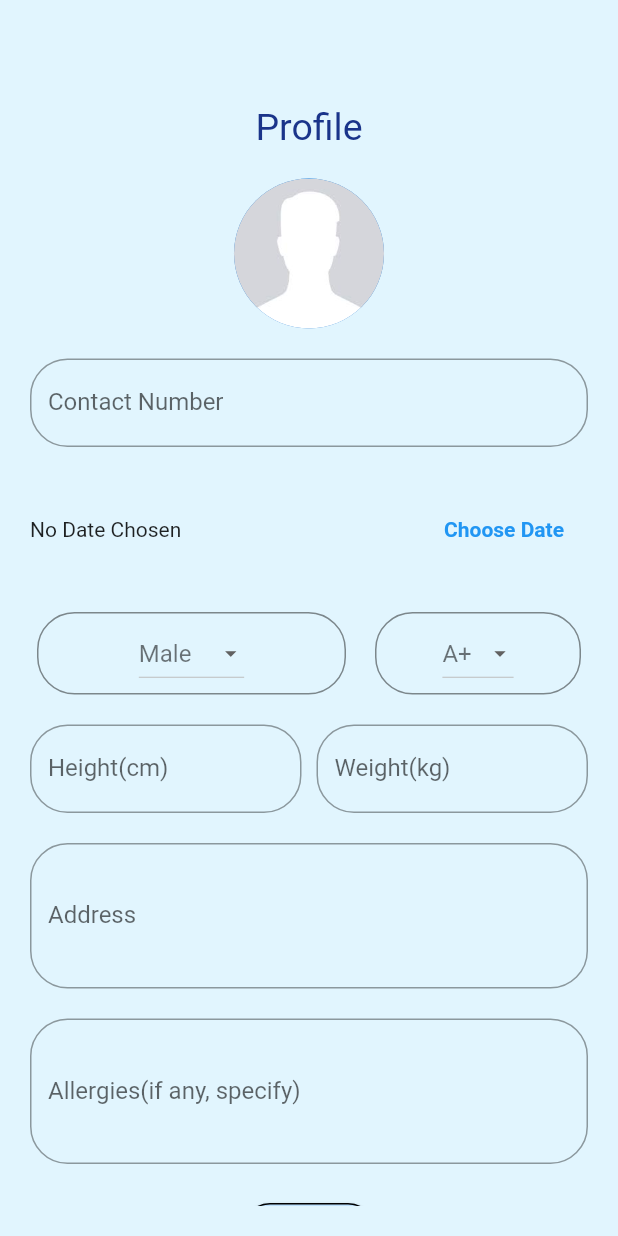
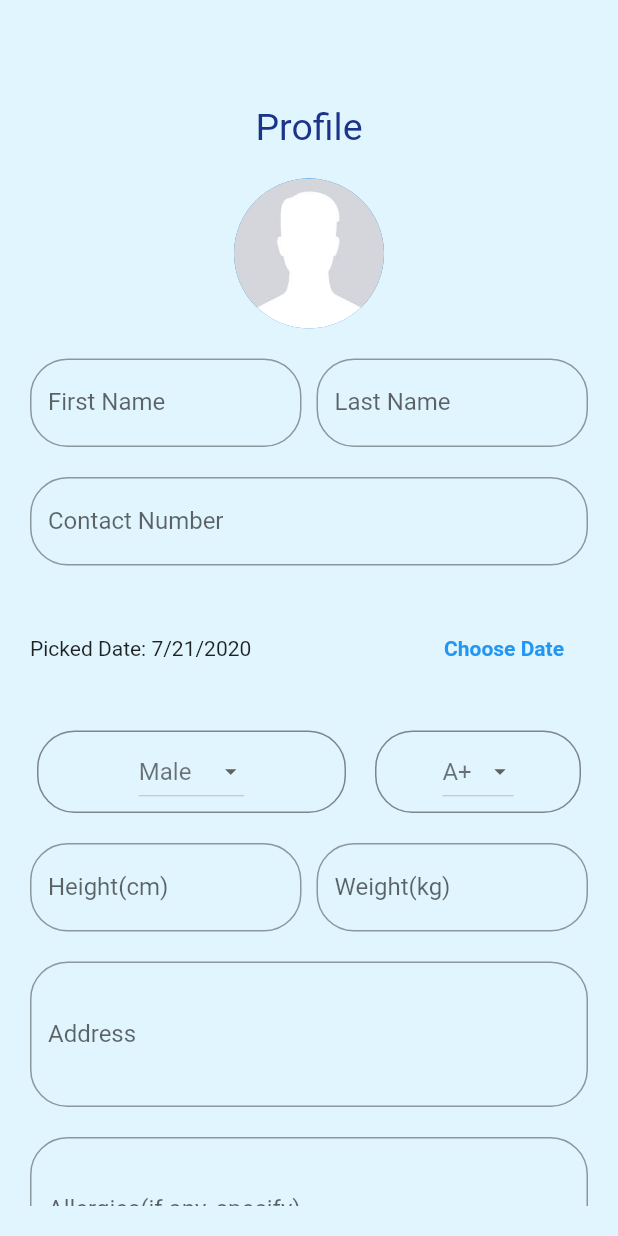
Before and after one commit to rahulsunil2/MediLocker, a Flutter app: the ProfilePage screen opened directly, after a tap on the "edit" icon, on a phone screen of 412 x 824 dp. Run offline on Flutter 3.47's test engine with Material 2 defaults, Android fonts, the light colour scheme and no system bars; our stand-ins replace bloc, charts_flutter, equatable, flutter_bloc, image_picker, rflutter_alert and 1 more; missing offline and left inert: flutter_uploader; accounts and stored records are empty; network calls fail; Roboto replaces fonts that are missing (Poppins); project files that could hold a hidden picture were left out.

Commit message:
Added First Name, Last Name

```diff
--- a/lib/Profile/profileui.dart
+++ b/lib/Profile/profileui.dart
@@ -142,7 +142,9 @@ class _ProfilePageState extends State<ProfilePage> {
                                         mainAxisSize: MainAxisSize.min,
                                         children: <Widget>[
                                           new Text(
-                                            CurrentUser.currentUser,
+                                            CurrentUser.firstName +
+                                                ' ' +
+                                                CurrentUser.lastName,
                                             style: TextStyle(
                                                 fontSize: 20.0,
                                                 fontWeight: FontWeight.bold),
--- a/lib/Profile/setProfile.dart
+++ b/lib/Profile/setProfile.dart
@@ -18,9 +18,10 @@ String _gender, _bloodGrp;
 
 class MySetProfile extends State<SetProfile> {
   double screenHeight;
-  DateTime _selectedDate;
+  DateTime _selectedDate = DateTime.now();
 
-  final _nameController = TextEditingController();
+  final _firstNameController = TextEditingController();
+  final _lastNameController = TextEditingController();
   final _contactController = TextEditingController();
   final _heightController = TextEditingController();
   final _weightController = TextEditingController();
@@ -46,6 +47,10 @@ class MySetProfile extends State<SetProfile> {
   }
 
   _save(Map<String, String> data) async {
+    CurrentUser.firstName =
+        data['firstName'].isEmpty ? CurrentUser.firstName : data['firstName'];
+    CurrentUser.lastName =
+        data['lastName'].isEmpty ? CurrentUser.lastName : data['lastName'];
     CurrentUser.phone =
         data['phone'].isEmpty ? CurrentUser.phone : data['phone'];
     CurrentUser.dob = data['dob'].isEmpty ? CurrentUser.dob : data['dob'];
@@ -97,6 +102,61 @@ class MySetProfile extends State<SetProfile> {
                         radius: 50,
                       ),
                       new Padding(padding: EdgeInsets.only(top: 20.0)),
+                      new Row(
+                        mainAxisAlignment: MainAxisAlignment.spaceEvenly,
+                        children: [
+                          Flexible(
+                            child: TextFormField(
+                              decoration: new InputDecoration(
+                                labelText: "First Name",
+                                fillColor: Colors.white,
+                                border: new OutlineInputBorder(
+                                  borderRadius: new BorderRadius.circular(25.0),
+                                  borderSide: new BorderSide(),
+                                ),
+                              ),
+                              controller: _firstNameController,
+                              validator: (val) {
+                                if (val.length == 0) {
+                                  return "First Name can not be empty";
+                                } else {
+                                  return null;
+                                }
+                              },
+                              keyboardType: TextInputType.text,
+                              style: new TextStyle(
+                                fontFamily: "Poppins",
+                              ),
+                            ),
+                          ),
+                          Padding(padding: EdgeInsets.only(left: 10.0)),
+                          Flexible(
+                            child: TextFormField(
+                              decoration: new InputDecoration(
+                                labelText: "Last Name",
+                                fillColor: Colors.white,
+                                border: new OutlineInputBorder(
+                                  borderRadius: new BorderRadius.circular(25.0),
+                                  borderSide: new BorderSide(),
+                                ),
+                              ),
+                              controller: _lastNameController,
+                              validator: (val) {
+                                if (val.length == 0) {
+                                  return "Last Name can not be empty";
+                                } else {
+                                  return null;
+                                }
+                              },
+                              keyboardType: TextInputType.text,
+                              style: new TextStyle(
+                                fontFamily: "Poppins",
+                              ),
+                            ),
+                          ),
+                        ],
+                      ),
+                      Padding(padding: EdgeInsets.only(top: 20.0)),
                       TextFormField(
                         decoration: new InputDecoration(
                           labelText: "Contact Number",
@@ -284,6 +344,8 @@ class MySetProfile extends State<SetProfile> {
                             side: BorderSide(color: Colors.black)),
                         onPressed: () async {
                           Map<String, String> data = {
+                            'firstName': _firstNameController.text,
+                            'lastName': _lastNameController.text,
                             'phone': _contactController.text,
                             'dob':
                                 DateFormat('yyyy-M-dd').format(_selectedDate),
--- a/lib/global.dart
+++ b/lib/global.dart
@@ -1,6 +1,7 @@
 class CurrentUser {
   static String currentUser = 'mediLocker';
-  static String name = 'NIL';
+  static String firstName = 'NIL';
+  static String lastName = 'NIL';
   static String gender = 'NIL';
   static String user;
   static String phone = '9999999999';
@@ -13,6 +14,8 @@ class CurrentUser {
 
   static Map<String, String> getProfile() {
     Map<String, String> data = {
+      'firstName': firstName,
+      'lastName': lastName,
       'user': currentUser,
       'phone': phone,
       'dob': dob,
```
